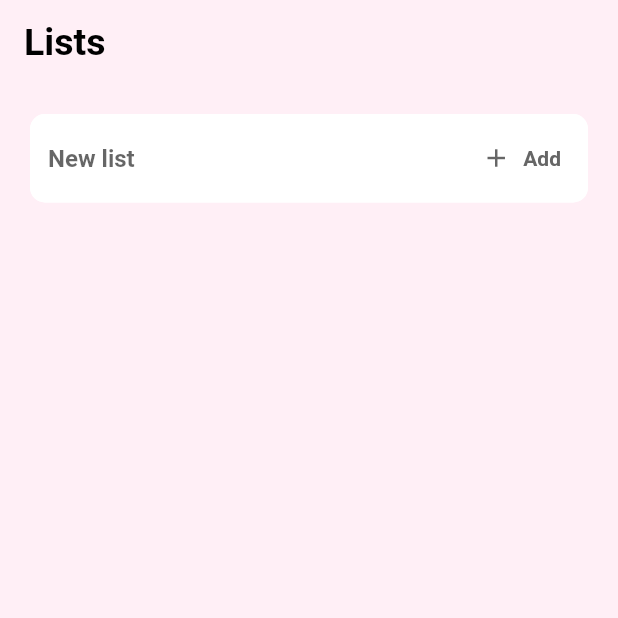
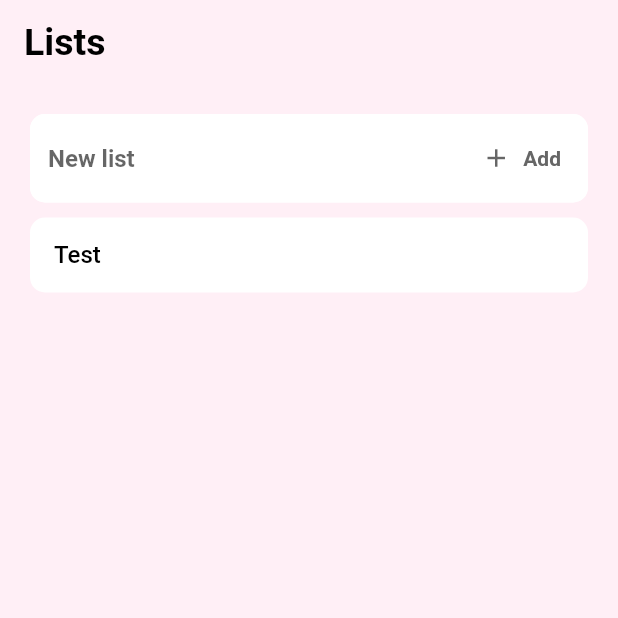
Before and after one commit to enzo-rojo/todo-list-flutter, a Flutter app: the screen it shows after launch, on a phone screen of 412 x 824 dp, the top half of it. Run offline on Flutter 3.47's test engine with Material 2 defaults, Android fonts, the phone set to English and light mode, and no system bars; our stand-ins replace google_fonts.

Commit message:
:construction: - custom accordion

```diff
--- a/lib/ui/home/home.dart
+++ b/lib/ui/home/home.dart
@@ -1,5 +1,6 @@
 import 'package:flutter/material.dart';
 import 'package:todo_list_flutter/ui/home/text_input.dart';
+import 'package:todo_list_flutter/widgets/accordion.dart';
 
 class HomeScreen extends StatefulWidget {
   const HomeScreen({Key? key}) : super(key: key);
@@ -26,6 +27,10 @@ class _HomeScreenState extends State<HomeScreen> {
           child: Column(
             children: const [
               TextInput(),
+              SizedBox(
+                height: 10,
+              ),
+              Accordion(title: 'Test', content: 'Test content')
             ],
           ),
         ),
--- /dev/null
+++ b/lib/widgets/accordion.dart
@@ -0,0 +1,59 @@
+import 'package:flutter/material.dart';
+import 'package:google_fonts/google_fonts.dart';
+
+class Accordion extends StatefulWidget {
+  final String title;
+  final String content;
+
+  const Accordion({Key? key, required this.title, required this.content})
+      : super(key: key);
+
+  @override
+  State<Accordion> createState() => _AccordionState();
+}
+
+class _AccordionState extends State<Accordion> {
+  bool _showContent = false;
+
+  @override
+  Widget build(BuildContext context) {
+    return Column(
+      children: [
+        ElevatedButton(
+            style: ElevatedButton.styleFrom(
+              primary: Colors.white,
+              elevation: 0,
+              minimumSize: const Size.fromHeight(50),
+              shape: RoundedRectangleBorder(
+                borderRadius: BorderRadius.circular(10),
+              ),
+            ),
+            onPressed: () {
+              setState(() {
+                _showContent = !_showContent;
+              });
+            },
+            child: Row(
+              children: [
+                Text(
+                  widget.title,
+                  style: GoogleFonts.varelaRound(
+                    fontSize: 16,
+                    color: Colors.black,
+                  ),
+                ),
+              ],
+            )),
+        _showContent
+            ? Container(
+                padding: const EdgeInsets.symmetric(
+                  vertical: 15,
+                  horizontal: 15,
+                ),
+                child: Text(widget.content),
+              )
+            : Container(),
+      ],
+    );
+  }
+}
```
